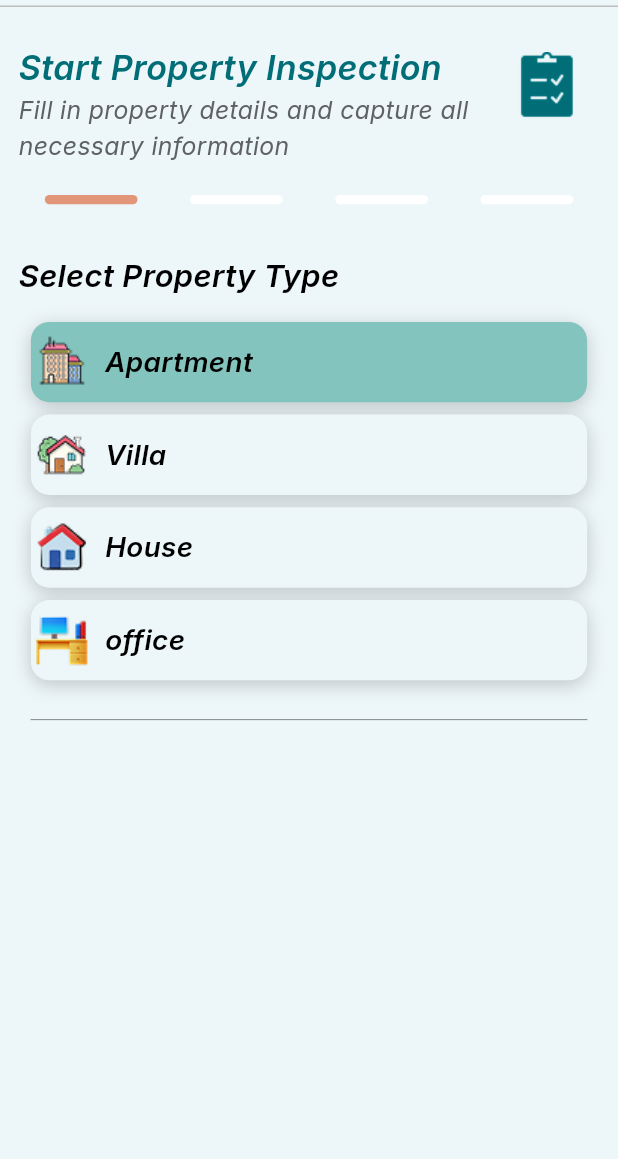
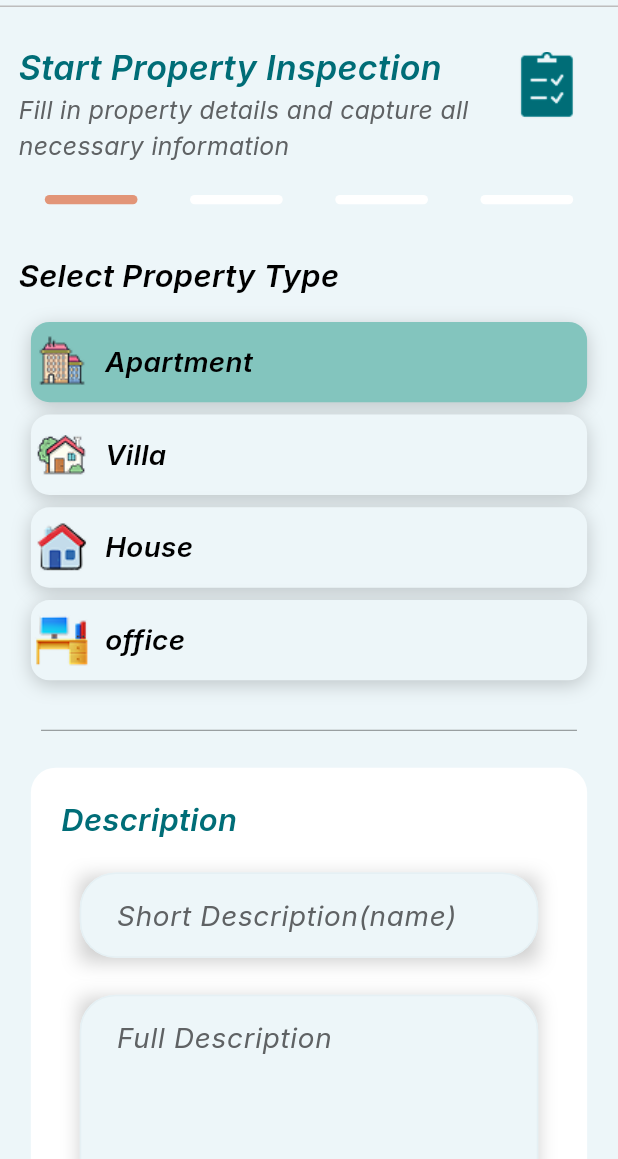
Before and after one commit to Ahmadadnanissa/ProInspector, a Flutter app: the StartPage screen opened by its route, after a tap on "Apartment", on a phone screen of 412 x 824 dp, the part 77-1236 px from its top. Run offline on Flutter 3.47's test engine with Material 3 defaults, Android fonts, the phone set to English and light mode, and no system bars.

Commit message:
update some feature

```diff
--- a/lib/features/property_inspection_feature/presentation/widgets/body_start_page.dart
+++ b/lib/features/property_inspection_feature/presentation/widgets/body_start_page.dart
@@ -1,7 +1,11 @@
 import 'package:flutter/material.dart';
 import 'package:property_inspector/core/app_theme.dart';
+import 'package:property_inspector/core/widgets/navigation_route.dart';
+import 'package:property_inspector/features/property_inspection_feature/presentation/pages/basic_property_information_page.dart';
 import 'package:property_inspector/features/property_inspection_feature/presentation/widgets/custom_title.dart';
+import 'package:property_inspector/features/property_inspection_feature/presentation/widgets/custom_widget_for_fill_information.dart';
 import 'package:property_inspector/features/property_inspection_feature/presentation/widgets/list_of_property_type.dart';
+import 'package:property_inspector/features/property_inspection_feature/presentation/widgets/secondary_button.dart';
 
 class BodyStartPage extends StatefulWidget {
   const BodyStartPage({super.key});
@@ -29,8 +33,22 @@ class _BodyStartPageState extends State<BodyStartPage> {
             ListOfPropertyType(),
 
             Padding(
-              padding: const EdgeInsets.all(8.0),
+              padding: const EdgeInsets.all(15),
               child: Divider(height: 20, thickness: 0.5, color: grayColor),
+            ),
+            CustomWidgetForFillInformation(),
+            Padding(
+              padding: const EdgeInsets.all(24),
+              child: SecondaryButton(
+                name: 'Continue',
+                pushing: () {
+                  Navigator.push(
+                    context,
+                    SlideRight(page: BasicPropertyInformationPage()),
+                  );
+                },
+                isBack: false,
+              ),
             ),
           ],
         ),
--- /dev/null
+++ b/lib/features/property_inspection_feature/presentation/widgets/custom_text_form_field.dart
@@ -0,0 +1,93 @@
+import 'package:flutter/material.dart';
+import 'package:property_inspector/core/app_theme.dart';
+
+const BorderRadius kBorderRadius = BorderRadius.all(Radius.circular(24));
+
+class CustomTextFormField extends StatefulWidget {
+  const CustomTextFormField({
+    super.key,
+    required this.hintText,
+    required this.maxLines,
+  });
+  final String hintText;
+  final int maxLines;
+  @override
+  State<CustomTextFormField> createState() => _CustomTextFormFieldState();
+}
+
+class _CustomTextFormFieldState extends State<CustomTextFormField> {
+  String? value;
+
+  @override
+  Widget build(BuildContext context) {
+    double width = MediaQuery.of(context).size.width;
+
+    return Padding(
+      padding: EdgeInsets.only(
+        top: width * 0.03,
+        left: width * 0.05,
+        right: width * 0.05,
+        bottom: width * 0.03,
+      ),
+      child: Container(
+        decoration: BoxDecoration(
+          boxShadow: [
+            BoxShadow(
+              color: blackColor.withValues(alpha: 0.2),
+              offset: Offset(0, 3),
+              blurRadius: 10,
+            ),
+          ],
+        ),
+        child: TextFormField(
+          // minLines: 3,
+          maxLines: widget.maxLines,
+          obscureText: false,
+          validator: (data) {
+            RegExp xRegex = RegExp(r'^[A-Za-z][A-Za-z ]{10,}$');
+            if (data!.isEmpty || !xRegex.hasMatch(data.trim())) {
+              return 'number must be 10 digits';
+            }
+            return null;
+          },
+          onChanged: (data) {
+            value = data.trim();
+          },
+          textAlign: TextAlign.start,
+          textAlignVertical: TextAlignVertical.center,
+          decoration: InputDecoration(
+            contentPadding: EdgeInsets.symmetric(
+              vertical: width * 0.035,
+              horizontal: width * 0.05,
+            ),
+            fillColor: Color(0xffEDF6F9),
+            filled: true,
+            hintText: widget.hintText,
+            hintStyle: TextStyle(
+              color: Color(0xff5F6264),
+              fontFamily: fontFamily,
+              fontSize: width * 0.045,
+            ),
+
+            enabledBorder: OutlineInputBorder(
+              borderRadius: kBorderRadius,
+              borderSide: BorderSide(color: Color(0xffE5F0F4), width: 1),
+            ),
+            focusedBorder: OutlineInputBorder(
+              borderRadius: kBorderRadius,
+              borderSide: BorderSide(color: Color(0xffE5F0F4), width: 1),
+            ),
+            errorBorder: OutlineInputBorder(
+              borderRadius: kBorderRadius,
+              borderSide: BorderSide(color: Color(0xffE5F0F4), width: 1),
+            ),
+            focusedErrorBorder: OutlineInputBorder(
+              borderRadius: kBorderRadius,
+              borderSide: BorderSide(color: Color(0xffE5F0F4), width: 1),
+            ),
+          ),
+        ),
+      ),
+    );
+  }
+}
--- /dev/null
+++ b/lib/features/property_inspection_feature/presentation/widgets/custom_widget_for_add_image.dart
@@ -0,0 +1,26 @@
+import 'package:flutter/material.dart';
+import 'package:property_inspector/core/app_theme.dart';
+import 'package:property_inspector/core/widgets/custom_font.dart';
+
+class CustomWidgetForAddImage extends StatelessWidget {
+  const CustomWidgetForAddImage({super.key});
+
+  @override
+  Widget build(BuildContext context) {
+    double width = MediaQuery.of(context).size.width;
+    return Column(
+      children: [
+        CircleAvatar(
+          backgroundColor: primaryColor,
+          radius: width * 0.07,
+          child: Icon(Icons.add, color: secondaryColor, size: width * 0.12),
+        ),
+        CustomFont(
+          name: 'Add Photos',
+          fontColor: blackColor,
+          fontSize: width * 0.035,
+        ),
+      ],
+    );
+  }
+}
--- /dev/null
+++ b/lib/features/property_inspection_feature/presentation/widgets/custom_widget_for_fill_information.dart
@@ -0,0 +1,45 @@
+import 'package:flutter/material.dart';
+import 'package:property_inspector/core/app_theme.dart';
+import 'package:property_inspector/core/widgets/custom_font.dart';
+import 'package:property_inspector/features/property_inspection_feature/presentation/widgets/custom_text_form_field.dart';
+import 'package:property_inspector/features/property_inspection_feature/presentation/widgets/custom_widget_for_add_image.dart';
+
+class CustomWidgetForFillInformation extends StatelessWidget {
+  const CustomWidgetForFillInformation({super.key});
+
+  @override
+  Widget build(BuildContext context) {
+    double width = MediaQuery.of(context).size.width;
+    return Container(
+      width: width * 0.9,
+      decoration: BoxDecoration(
+        color: Colors.white,
+        borderRadius: BorderRadius.circular(width * 0.04),
+      ),
+      child: Padding(
+        padding: const EdgeInsets.all(12),
+        child: Column(
+          crossAxisAlignment: CrossAxisAlignment.start,
+          children: [
+            Padding(
+              padding: EdgeInsets.all(width * 0.02),
+              child: CustomFont(
+                name: 'Description',
+                fontColor: secondaryColor,
+                fontSize: width * 0.05,
+                fontWeight: FontWeight.w600,
+              ),
+            ),
+            CustomTextFormField(
+              hintText: 'Short Description(name)',
+              maxLines: 1,
+            ),
+            CustomTextFormField(hintText: 'Full Description', maxLines: 5),
+
+            CustomWidgetForAddImage(),
+          ],
+        ),
+      ),
+    );
+  }
+}
--- /dev/null
+++ b/lib/features/property_inspection_feature/presentation/widgets/secondary_button.dart
@@ -0,0 +1,133 @@
+import 'package:flutter/material.dart';
+import 'package:property_inspector/core/app_theme.dart';
+
+// ignore: must_be_immutable
+class SecondaryButton extends StatefulWidget {
+  SecondaryButton({
+    super.key,
+    required this.name,
+    required this.pushing,
+    this.color,
+    required this.isBack,
+  });
+  String name;
+  Color? color;
+  Function() pushing;
+  bool isBack;
+  @override
+  State<SecondaryButton> createState() => _SecondaryButtonState();
+}
+
+class _SecondaryButtonState extends State<SecondaryButton> {
+  double scale = 1;
+  double opacity = 1;
+
+  @override
+  Widget build(BuildContext context) {
+    double width = MediaQuery.of(context).size.width;
+    Future<void> onTap() async {
+      setState(() {
+        opacity = 0.8;
+        scale = 0.9;
+      });
+
+      await Future.delayed(const Duration(milliseconds: 150));
+
+      setState(() {
+        opacity = 1;
+        scale = 1;
+      });
+      await Future.delayed(const Duration(milliseconds: 150));
+
+      widget.pushing();
+    }
+
+    return GestureDetector(
+      onTap: onTap,
+      onTapDown: (details) {
+        setState(() {
+          scale = 0.9;
+          opacity = 0.8;
+        });
+      },
+      onTapUp: (details) {
+        setState(() {
+          scale = 1;
+          opacity = 1;
+        });
+      },
+      onTapCancel: () {
+        setState(() {
+          scale = 1;
+          opacity = 1;
+        });
+      },
+      child: AnimatedOpacity(
+        opacity: opacity,
+        duration: const Duration(milliseconds: 175),
+        child: AnimatedScale(
+          scale: scale,
+          duration: const Duration(milliseconds: 175),
+          child: Container(
+            height: width * 0.15,
+            width: width * 0.45,
+            decoration: BoxDecoration(
+              color: widget.color ?? secondaryColor,
+              borderRadius: BorderRadius.circular(width * 0.07),
+              border: Border.all(
+                color: Color(0xff2B282B),
+                width: 0.5,
+                style: BorderStyle.solid,
+              ),
+              boxShadow: [
+                BoxShadow(
+                  color: Colors.black.withValues(alpha: 2),
+                  blurRadius: 2,
+                  offset: Offset(0.5, 2),
+                ),
+              ],
+            ),
+            child: Row(
+              mainAxisAlignment: MainAxisAlignment.center,
+              crossAxisAlignment: CrossAxisAlignment.center,
+              children: widget.isBack
+                  ? [
+                      Icon(
+                        Icons.arrow_back,
+                        size: width * 0.07,
+                        color: Colors.white,
+                      ),
+                      SizedBox(width: width * 0.01),
+
+                      Text(
+                        widget.name,
+                        style: TextStyle(
+                          color: primaryColor,
+                          fontFamily: fontFamily,
+                          fontSize: width * 0.05,
+                        ),
+                      ),
+                    ]
+                  : [
+                      Text(
+                        widget.name,
+                        style: TextStyle(
+                          color: primaryColor,
+                          fontFamily: fontFamily,
+                          fontSize: width * 0.05,
+                        ),
+                      ),
+                      SizedBox(width: width * 0.01),
+                      Icon(
+                        Icons.arrow_forward,
+                        size: width * 0.07,
+                        color: Colors.white,
+                      ),
+                    ],
+            ),
+          ),
+        ),
+      ),
+    );
+  }
+}
--- a/lib/main.dart
+++ b/lib/main.dart
@@ -3,6 +3,7 @@ import 'package:property_inspector/features/home_feature/presentation/pages/deta
 import 'package:property_inspector/features/home_feature/presentation/pages/home_page.dart';
 import 'package:property_inspector/features/notification_and_live_chat_feature/presentation/pages/live_chat_page.dart';
 import 'package:property_inspector/features/notification_and_live_chat_feature/presentation/pages/notification_page.dart';
+import 'package:property_inspector/features/property_inspection_feature/presentation/pages/basic_property_information_page.dart';
 import 'package:property_inspector/features/property_inspection_feature/presentation/pages/start_page.dart';
 import 'package:property_inspector/splash__page.dart';
 
@@ -24,6 +25,8 @@ class MyApp extends StatelessWidget {
         NotificationPage.id: (context) => NotificationPage(),
         LiveChatPage.id: (context) => LiveChatPage(),
         StartPage.id: (context) => StartPage(),
+        BasicPropertyInformationPage.id: (context) =>
+            BasicPropertyInformationPage(),
       },
       debugShowCheckedModeBanner: false,
       initialRoute: HomePage.id,
```
Also changed, not shown: lib/features/property_inspection_feature/presentation/pages/basic_property_information_page.dart (added, +20 -0 lines), lib/features/property_inspection_feature/presentation/widgets/body_basic_property_information_page.dart (added, +56 -0 lines), lib/features/property_inspection_feature/presentation/widgets/buy_or_rent_custom_container.dart (added, +50 -0 lines), lib/features/property_inspection_feature/presentation/widgets/row_rent_or_buy.dart (added, +56 -0 lines), assets/images/buy.png (added), assets/images/rent.png (added), 1 other file.
